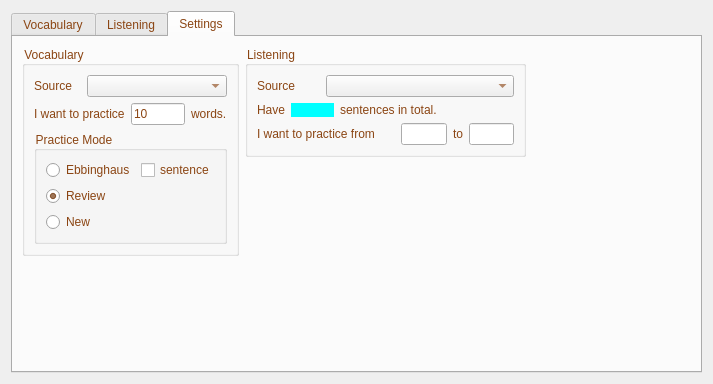
Before: the Qt Designer form ui/EnglishPractice.ui in SuWeipeng/EnglishPractice, drawn with Qt 5.
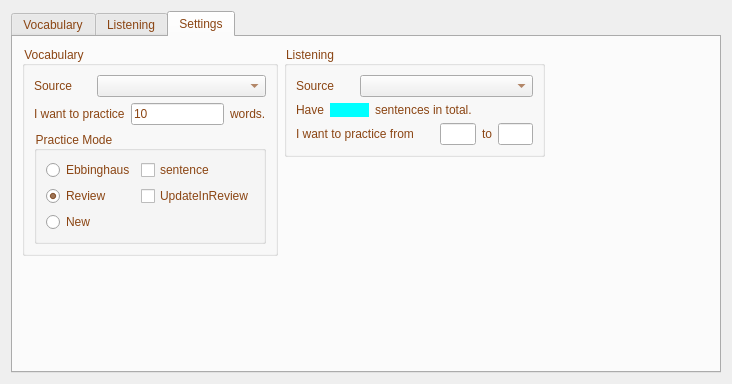
After: the same form once the commit is applied. The open tabs and pages were chosen to show the change.

Commit message: 允许在 Review 模式下通过 updateInReview 更新 Ebbinghaus 数据库

Diff of the .ui file:
```diff
--- a/ui/EnglishPractice.ui
+++ b/ui/EnglishPractice.ui
@@ -6,7 +6,7 @@
    <rect>
     <x>0</x>
     <y>0</y>
-    <width>713</width>
+    <width>732</width>
     <height>384</height>
    </rect>
   </property>
@@ -261,17 +261,15 @@
         <attribute name="title">
          <string>Settings</string>
         </attribute>
-        <layout class="QHBoxLayout" name="horizontalLayout_14">
+        <layout class="QHBoxLayout" name="horizontalLayout_6">
          <item>
-          <layout class="QVBoxLayout" name="verticalLayout_7">
+          <layout class="QVBoxLayout" name="verticalLayout_8">
            <item>
             <widget class="QGroupBox" name="groupBox_2">
              <property name="title">
               <string>Vocabulary</string>
              </property>
-             <layout class="QHBoxLayout" name="horizontalLayout_9">
-              <item>
-               <layout class="QVBoxLayout" name="verticalLayout_4">
+             <layout class="QVBoxLayout" name="verticalLayout_7">
                 <item>
                  <layout class="QHBoxLayout" name="horizontalLayout_7">
                   <item>
@@ -329,11 +327,9 @@
                   <property name="title">
                    <string>Practice Mode</string>
                   </property>
-                  <layout class="QGridLayout" name="gridLayout">
-                   <item row="0" column="0">
-                    <layout class="QVBoxLayout" name="verticalLayout_3">
+                <layout class="QHBoxLayout" name="horizontalLayout_9">
                      <item>
-                      <layout class="QHBoxLayout" name="horizontalLayout_6">
+                  <layout class="QVBoxLayout" name="verticalLayout_4">
                        <item>
                         <widget class="QRadioButton" name="radioButton">
                          <property name="styleSheet">
@@ -348,15 +344,6 @@
                         </widget>
                        </item>
                        <item>
-                        <widget class="QCheckBox" name="checkBox">
-                         <property name="text">
-                          <string>sentence</string>
-                         </property>
-                        </widget>
-                       </item>
-                      </layout>
-                     </item>
-                     <item>
                       <widget class="QRadioButton" name="radioButton_2">
                        <property name="text">
                         <string>Review</string>
@@ -378,10 +365,33 @@
                      </item>
                     </layout>
                    </item>
-                  </layout>
-                 </widget>
-                </item>
-               </layout>
+                 <item>
+                  <layout class="QVBoxLayout" name="verticalLayout_3">
+                   <item>
+                    <widget class="QCheckBox" name="checkBox">
+                     <property name="text">
+                      <string>sentence</string>
+                     </property>
+                    </widget>
+                   </item>
+                   <item>
+                    <widget class="QCheckBox" name="checkBox_2">
+                     <property name="text">
+                      <string>UpdateInReview</string>
+                     </property>
+                    </widget>
+                   </item>
+                   <item>
+                    <widget class="QLabel" name="label_13">
+                     <property name="text">
+                      <string/>
+                     </property>
+                    </widget>
+                   </item>
+                  </layout>
+                 </item>
+                </layout>
+               </widget>
               </item>
              </layout>
             </widget>
```
Lines whose indentation alone changed are shown as unchanged. The commit also changes 1 other file.
